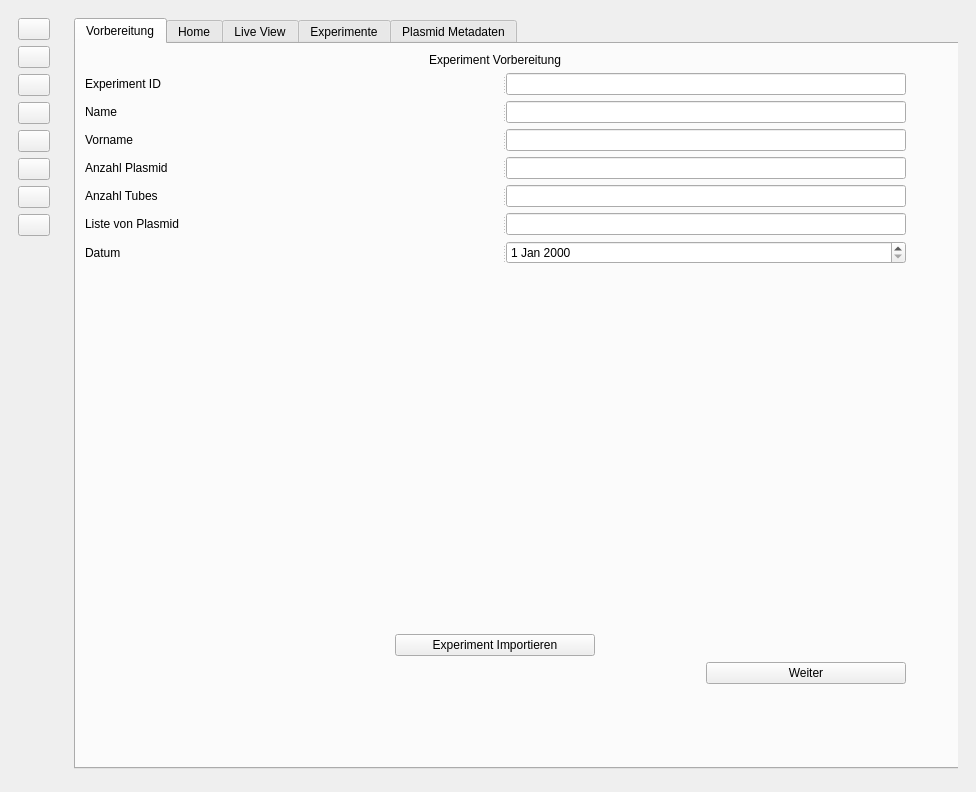
Above: GUI/Navigation.ui from Prof-Adrian-Mueller/Agile_Roboticsystems_Laborstrasse before the change. Below: the same form after it.
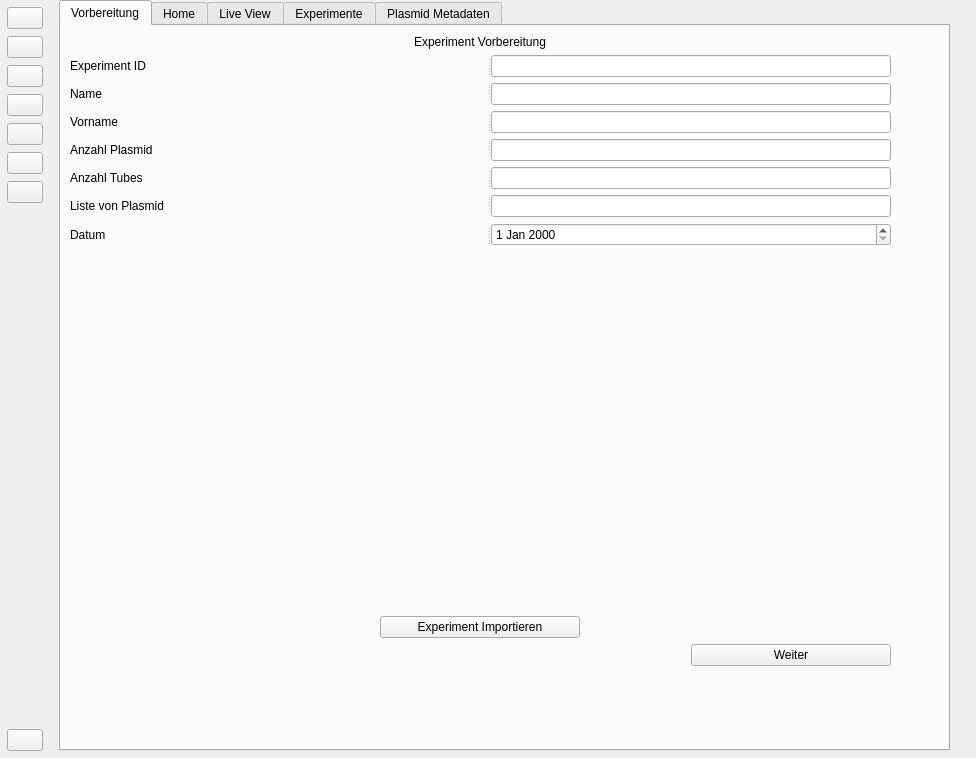
That is the form after the change. Icons and pictures are not drawn.

Diff of the .ui file:
```diff
--- a/GUI/Navigation.ui
+++ b/GUI/Navigation.ui
@@ -7,7 +7,7 @@
     <x>0</x>
     <y>0</y>
     <width>976</width>
-    <height>792</height>
+    <height>758</height>
    </rect>
   </property>
   <property name="sizePolicy">
@@ -33,9 +33,24 @@
     </sizepolicy>
    </property>
    <layout class="QHBoxLayout" name="horizontalLayout_7">
+    <property name="spacing">
+     <number>0</number>
+    </property>
     <property name="sizeConstraint">
      <enum>QLayout::SetMinimumSize</enum>
     </property>
+    <property name="leftMargin">
+     <number>0</number>
+    </property>
+    <property name="topMargin">
+     <number>0</number>
+    </property>
+    <property name="rightMargin">
+     <number>0</number>
+    </property>
+    <property name="bottomMargin">
+     <number>0</number>
+    </property>
     <item>
      <widget class="QWidget" name="leftNavigation" native="true">
       <property name="sizePolicy">
@@ -56,7 +71,25 @@
         <height>16777215</height>
        </size>
       </property>
-      <layout class="QVBoxLayout" name="verticalLayout_5">
+      <layout class="QVBoxLayout" name="verticalLayout_5" stretch="0">
+       <property name="spacing">
+        <number>7</number>
+       </property>
+       <property name="sizeConstraint">
+        <enum>QLayout::SetNoConstraint</enum>
+       </property>
+       <property name="leftMargin">
+        <number>7</number>
+       </property>
+       <property name="topMargin">
+        <number>7</number>
+       </property>
+       <property name="rightMargin">
+        <number>7</number>
+       </property>
+       <property name="bottomMargin">
+        <number>7</number>
+       </property>
        <item>
         <layout class="QVBoxLayout" name="leftNavigationVerticalLayout">
          <item>
@@ -157,20 +190,6 @@
            </property>
           </widget>
          </item>
-         <item>
-          <widget class="QPushButton" name="settingsBtn">
-           <property name="toolTip">
-            <string>&lt;html&gt;&lt;head/&gt;&lt;body&gt;&lt;p&gt;Settings&lt;/p&gt;&lt;/body&gt;&lt;/html&gt;</string>
-           </property>
-           <property name="text">
-            <string/>
-           </property>
-           <property name="icon">
-            <iconset resource="resources.qrc">
-             <normaloff>:/icons/img/settings.svg</normaloff>:/icons/img/settings.svg</iconset>
-           </property>
-          </widget>
-         </item>
          <item>
           <spacer name="verticalSpacer_3">
            <property name="orientation">
@@ -184,6 +203,20 @@
            </property>
           </spacer>
          </item>
+         <item>
+          <widget class="QPushButton" name="settingsBtn">
+           <property name="toolTip">
+            <string>&lt;html&gt;&lt;head/&gt;&lt;body&gt;&lt;p&gt;Settings&lt;/p&gt;&lt;/body&gt;&lt;/html&gt;</string>
+           </property>
+           <property name="text">
+            <string/>
+           </property>
+           <property name="icon">
+            <iconset resource="resources.qrc">
+             <normaloff>:/icons/img/settings.svg</normaloff>:/icons/img/settings.svg</iconset>
+           </property>
+          </widget>
+         </item>
         </layout>
        </item>
       </layout>
@@ -198,6 +231,18 @@
        </sizepolicy>
       </property>
       <layout class="QHBoxLayout" name="horizontalLayout_13">
+       <property name="leftMargin">
+        <number>9</number>
+       </property>
+       <property name="topMargin">
+        <number>0</number>
+       </property>
+       <property name="rightMargin">
+        <number>0</number>
+       </property>
+       <property name="bottomMargin">
+        <number>0</number>
+       </property>
        <item>
         <widget class="QStackedWidget" name="stackedWidget">
          <property name="sizePolicy">
@@ -644,7 +689,7 @@
                   <verstretch>0</verstretch>
                  </sizepolicy>
                 </property>
-                <widget class="QWidget" name="">
+                <widget class="QWidget" name="layoutWidget">
                  <property name="geometry">
                   <rect>
                    <x>0</x>
```
